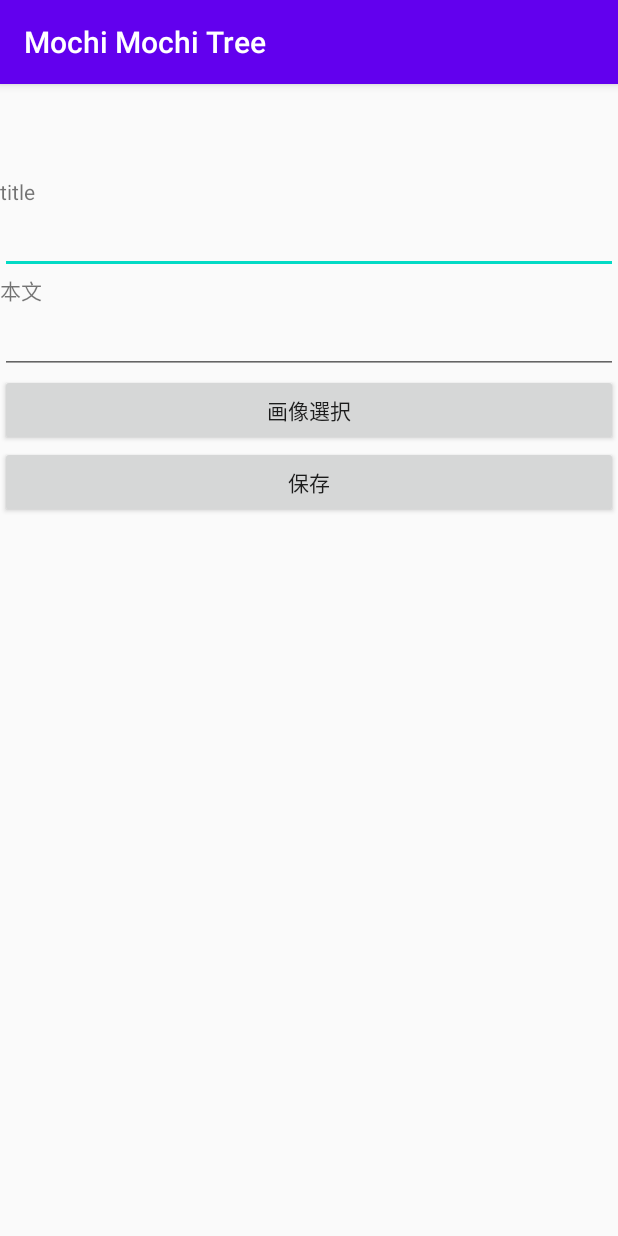
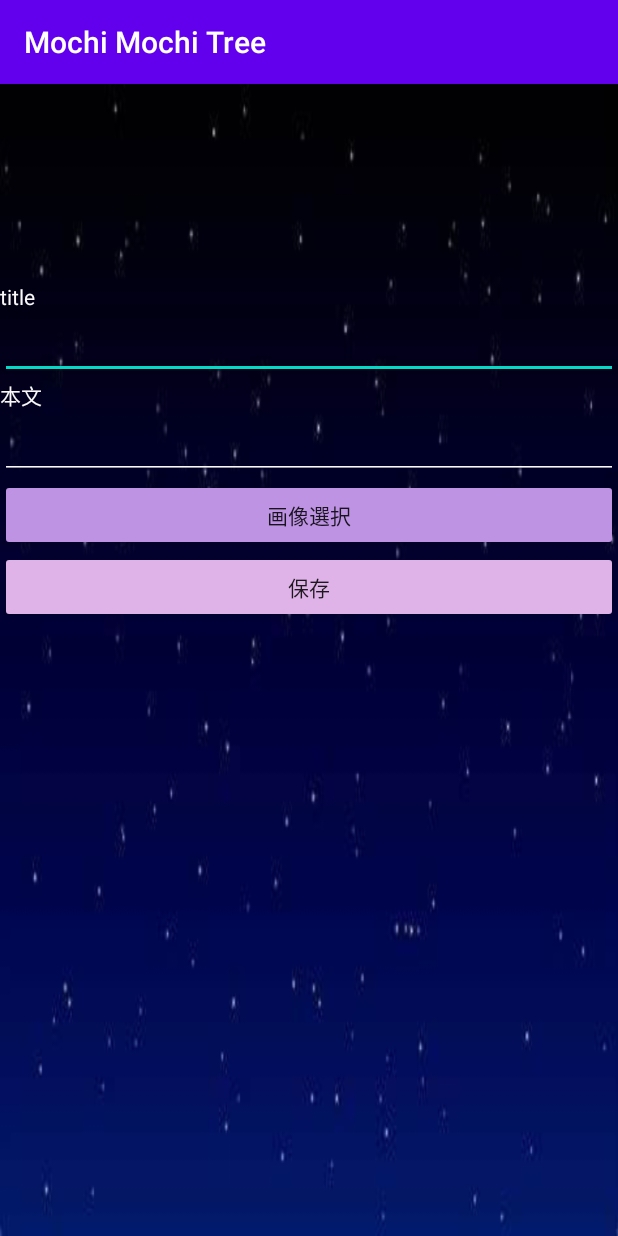
Before and after one commit to ykare/viola, an Android app: the InputActivity screen opened directly, with no data from a screen before it, on a phone screen of 412 x 824 dp. Run offline under Robolectric (Android 15) with nearby library versions, the phone set to English and light mode, and no system bars.

Commit message:
背景を変更しました

```diff
--- a/app/src/main/res/layout/activity_input.xml
+++ b/app/src/main/res/layout/activity_input.xml
@@ -1,14 +1,17 @@
 <?xml version="1.0" encoding="utf-8"?>
+
 <androidx.constraintlayout.widget.ConstraintLayout xmlns:android="http://schemas.android.com/apk/res/android"
     xmlns:app="http://schemas.android.com/apk/res-auto"
     xmlns:tools="http://schemas.android.com/tools"
     android:layout_width="match_parent"
     android:layout_height="match_parent"
+    android:background="@drawable/yozora"
     tools:context=".InputActivity">
 
     <LinearLayout
         android:layout_width="match_parent"
         android:layout_height="match_parent"
+        android:backgroundTint="#FFFFFF"
         android:orientation="vertical"
         app:layout_constraintBottom_toBottomOf="parent"
         app:layout_constraintEnd_toEndOf="parent"
@@ -17,38 +20,45 @@
 
         <Space
             android:layout_width="match_parent"
-            android:layout_height="62dp" />
+            android:layout_height="132dp" />
 
         <TextView
             android:id="@+id/textView4"
             android:layout_width="wrap_content"
             android:layout_height="wrap_content"
-            android:text="title" />
+            android:text="title"
+            android:textColor="#FAF8F8" />
 
         <EditText
             android:id="@+id/etTitle"
             android:layout_width="match_parent"
             android:layout_height="wrap_content"
             android:ems="10"
-            android:inputType="textPersonName" />
+            android:inputType="textPersonName"
+            app:theme="@style/EditTextStyle"
+            android:textColor="#FAF8F8"/>
 
         <TextView
             android:id="@+id/textView6"
             android:layout_width="match_parent"
             android:layout_height="wrap_content"
-            android:text="本文" />
+            android:text="本文"
+            android:textColor="#FAF8F8" />
 
         <EditText
             android:id="@+id/etText"
             android:layout_width="match_parent"
             android:layout_height="wrap_content"
             android:ems="10"
-            android:inputType="textPersonName" />
+            android:inputType="textPersonName"
+            app:theme="@style/EditTextStyle"
+            android:textColor="#FAF8F8"/>
 
         <Button
             android:id="@+id/selectbutton"
             android:layout_width="match_parent"
             android:layout_height="wrap_content"
+            android:backgroundTint="#BE93E3"
             android:gravity="center"
             android:text="画像選択" />
 
@@ -64,6 +74,7 @@
             android:id="@+id/donebutton"
             android:layout_width="match_parent"
             android:layout_height="wrap_content"
+            android:backgroundTint="#E0B3E8"
             android:text="保存" />
     </LinearLayout>
 
--- a/app/src/main/res/values/styles.xml
+++ b/app/src/main/res/values/styles.xml
@@ -7,4 +7,8 @@
         <item name="colorAccent">@color/colorAccent</item>
     </style>
 
+    <style name="EditTextStyle" parent="Widget.AppCompat.EditText">
+        <item name="colorControlNormal">#FAF8F8</item>
+        <item name="android:textColor">#FAF8F8</item>
+    </style>
 </resources>
```
Also changed, not shown: app/src/main/res/drawable/yozora.jpg (added).
